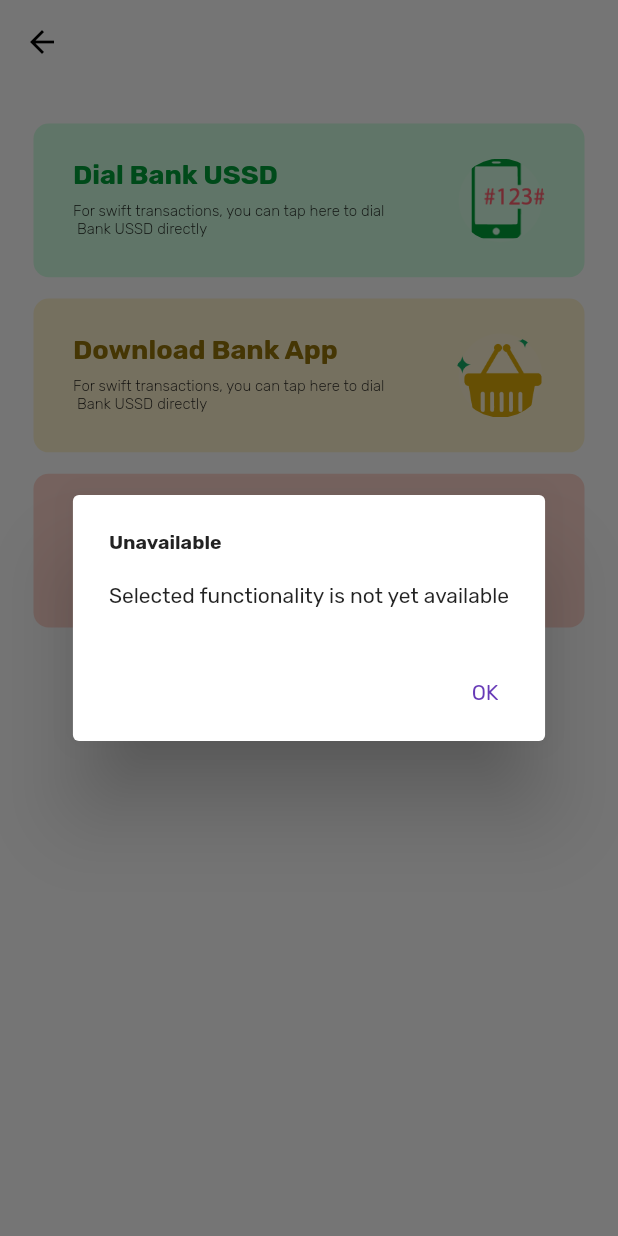
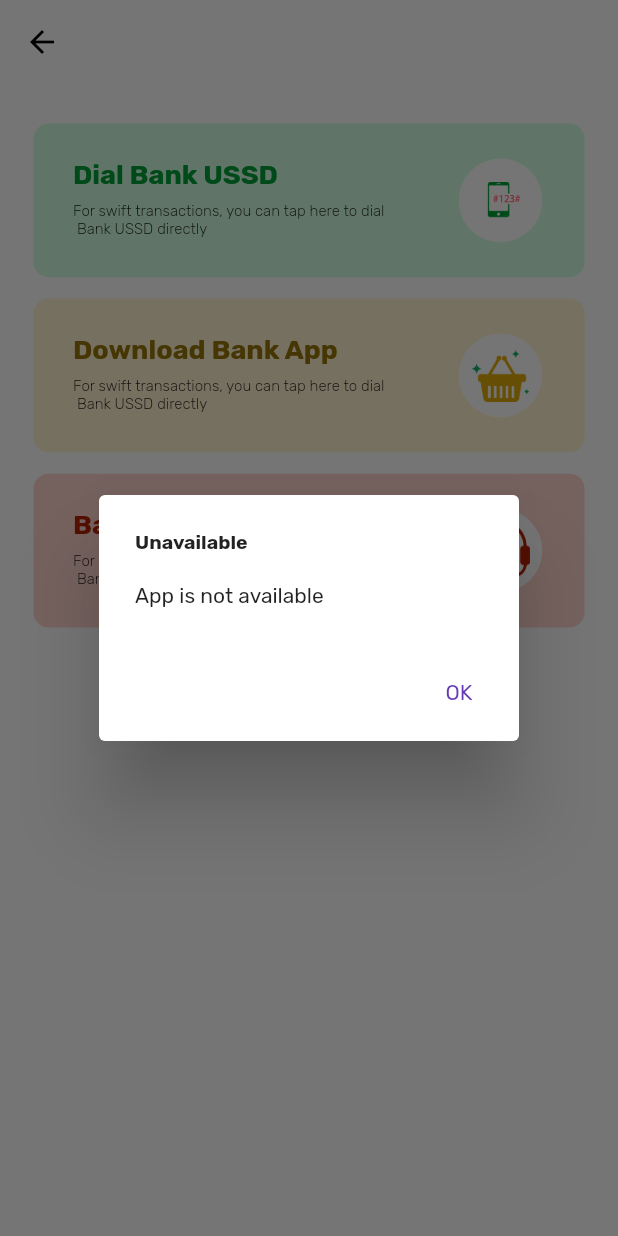
Before and after one commit to aosunlana/bankode, a Flutter app: the BankInfo screen opened directly with empty values, after a tap on "Download Bank App", on a phone screen of 412 x 824 dp. Run offline on Flutter 3.47's test engine with Material 2 defaults, Android fonts, the phone set to English and light mode, and no system bars; our stand-ins replace bloc, camera, equatable, flutter_bloc, flutter_screenutil, flutter_svg and 5 more; accounts and stored records are empty.

Commit message:
download bank app added

```diff
--- /dev/null
+++ b/lib/enums/enums.dart
@@ -0,0 +1,42 @@
+enum Bank {
+  AccessBank,
+  AccessDiamond,
+  AlatByWema,
+  AsoSavings,
+  BowenBank,
+  CEMCSBank,
+  CitiBank,
+  EcoBank,
+  EkondoBank,
+  FidelityBank,
+  FirstBank,
+  FCMB,
+  GlobusBank,
+  Gtbank,
+  HasalBank,
+  HeritageBank,
+  JaizBank,
+  KeystoneBank,
+  KudaBank,
+  OneFinance,
+  Paga,
+  ParallexBank,
+  Paycom,
+  PolarisBank,
+  ProvidusBank,
+  RubiesMFB,
+  SparkleBank,
+  StambicIBTC,
+  StandardCharteredBank,
+  SterlingBank,
+  SunTrustBank,
+  TAJBank,
+  TCFMFB,
+  TitanTrustBank,
+  UnionBank,
+  UBA,
+  UnityBank,
+  VFD,
+  WemaBank,
+  ZenithBank
+}
--- a/lib/presentation/screens/bank_view/bank_view.dart
+++ b/lib/presentation/screens/bank_view/bank_view.dart
@@ -1,6 +1,7 @@
 import 'package:bankode/cubit/bank_cubit.dart';
 import 'package:bankode/data/models/banks.dart';
 import 'package:bankode/data/services/utility_services/calls_service.dart';
+import 'package:bankode/enums/enums.dart';
 import 'package:bankode/presentation/screens/bank_view/widget/info_container.dart';
 import 'package:flutter/material.dart';
 import 'package:flutter_bloc/flutter_bloc.dart';
@@ -55,30 +56,7 @@ class _BankInfoState extends State<BankInfo> {
               ),
               BankInfoContainer(
                 onTap: () {
-                  showDialog<String>(
-                    context: context,
-                    builder: (BuildContext context) => AlertDialog(
-                      title: const Text(
-                        'Unavailable',
-                        style: TextStyle(
-                            fontWeight: FontWeight.w700, fontSize: 13),
-                      ),
-                      content: const Text(
-                        'Selected functionality is not yet available',
-                        style: TextStyle(fontSize: 14),
-                      ),
-                      actions: <Widget>[
-                        TextButton(
-                          onPressed: () => Navigator.pop(context, 'OK'),
-                          child: const Text(
-                            'OK',
-                            style: TextStyle(
-                                fontWeight: FontWeight.w400, fontSize: 14),
-                          ),
-                        ),
-                      ],
-                    ),
-                  );
+                  triggerStore(widget.bank.name.toLowerCase(), context);
                 },
                 infoTitle: 'Download Bank App',
                 infoSubtitle:
@@ -135,3 +113,142 @@ class _BankInfoState extends State<BankInfo> {
     );
   }
 }
+
+void triggerStore(String name, BuildContext context) {
+  switch (name) {
+    case "access bank":
+      NigerianBankCubit.launchStore(Bank.AccessBank);
+      break;
+    case "access bank (diamond)":
+      NigerianBankCubit.launchStore(Bank.AccessDiamond);
+      break;
+    case "alat by wema":
+      NigerianBankCubit.launchStore(Bank.AlatByWema);
+      break;
+    case "cemcs microfinance bank":
+      NigerianBankCubit.launchStore(Bank.CEMCSBank);
+      break;
+    case "citibank nigeria":
+      NigerianBankCubit.launchStore(Bank.CitiBank);
+      break;
+    case "ecobank nigeria":
+      NigerianBankCubit.launchStore(Bank.EcoBank);
+      break;
+    case "ekondo microfinance bank":
+      NigerianBankCubit.launchStore(Bank.EkondoBank);
+      break;
+    case "fidelity bank":
+      NigerianBankCubit.launchStore(Bank.FidelityBank);
+      break;
+    case "first bank of nigeria":
+      NigerianBankCubit.launchStore(Bank.FirstBank);
+      break;
+    case "first city monument bank":
+      NigerianBankCubit.launchStore(Bank.FCMB);
+      break;
+    case "globus bank":
+      NigerianBankCubit.launchStore(Bank.GlobusBank);
+      break;
+    case "guaranty trust bank":
+      NigerianBankCubit.launchStore(Bank.Gtbank);
+      break;
+    case "hasal microfinance bank":
+      NigerianBankCubit.launchStore(Bank.HasalBank);
+      break;
+    case "heritage bank":
+      NigerianBankCubit.launchStore(Bank.HeritageBank);
+      break;
+    case "jaiz bank":
+      NigerianBankCubit.launchStore(Bank.JaizBank);
+      break;
+    case "keystone bank":
+      NigerianBankCubit.launchStore(Bank.KeystoneBank);
+      break;
+    case "kuda bank":
+      NigerianBankCubit.launchStore(Bank.KudaBank);
+      break;
+    case "one finance":
+      NigerianBankCubit.launchStore(Bank.OneFinance);
+      break;
+    case "paga":
+      NigerianBankCubit.launchStore(Bank.Paga);
+      break;
+    case "parallex bank":
+      NigerianBankCubit.launchStore(Bank.ParallexBank);
+      break;
+    case "paycom":
+      NigerianBankCubit.launchStore(Bank.Paycom);
+      break;
+    case "polaris bank":
+      NigerianBankCubit.launchStore(Bank.PolarisBank);
+      break;
+    case "providus bank":
+      NigerianBankCubit.launchStore(Bank.ProvidusBank);
+      break;
+    case "sparkle microfinance bank":
+      NigerianBankCubit.launchStore(Bank.SparkleBank);
+      break;
+    case "stanbic ibtc bank":
+      NigerianBankCubit.launchStore(Bank.StambicIBTC);
+      break;
+    case "standard chartered bank":
+      NigerianBankCubit.launchStore(Bank.StandardCharteredBank);
+      break;
+    case "sterling bank":
+      NigerianBankCubit.launchStore(Bank.SterlingBank);
+      break;
+    case "suntrust bank":
+      NigerianBankCubit.launchStore(Bank.SunTrustBank);
+      break;
+    case "taj bank":
+      NigerianBankCubit.launchStore(Bank.TAJBank);
+      break;
+    case "tcf mfb":
+      NigerianBankCubit.launchStore(Bank.TCFMFB);
+      break;
+    case "titan trust bank":
+      NigerianBankCubit.launchStore(Bank.TitanTrustBank);
+      break;
+    case "union bank of nigeria":
+      NigerianBankCubit.launchStore(Bank.UnionBank);
+      break;
+    case "united bank of africa":
+      NigerianBankCubit.launchStore(Bank.UBA);
+      break;
+    case "unity bank":
+      NigerianBankCubit.launchStore(Bank.UnityBank);
+      break;
+    case "vfd":
+      NigerianBankCubit.launchStore(Bank.VFD);
+      break;
+    case "wema bank":
+      NigerianBankCubit.launchStore(Bank.WemaBank);
+      break;
+    case "zenith bank":
+      NigerianBankCubit.launchStore(Bank.ZenithBank);
+      break;
+    default:
+      showDialog<String>(
+        context: context,
+        builder: (BuildContext context) => AlertDialog(
+          title: const Text(
+            'Unavailable',
+            style: TextStyle(fontWeight: FontWeight.w700, fontSize: 13),
+          ),
+          content: const Text(
+            'App is not available',
+            style: TextStyle(fontSize: 14),
+          ),
+          actions: <Widget>[
+            TextButton(
+              onPressed: () => Navigator.pop(context, 'OK'),
+              child: const Text(
+                'OK',
+                style: TextStyle(fontWeight: FontWeight.w400, fontSize: 14),
+              ),
+            ),
+          ],
+        ),
+      );
+  }
+}
--- a/lib/presentation/screens/bank_view/widget/info_container.dart
+++ b/lib/presentation/screens/bank_view/widget/info_container.dart
@@ -60,10 +60,12 @@ class BankInfoContainer extends StatelessWidget {
                   shape: BoxShape.circle,
                   color: Colors.white.withOpacity(0.12),
                 ),
-                child: ClipOval(
+                child: CircleAvatar(
+                  backgroundColor: Colors.white,
                   child: Image.asset(
                     infoImage,
                     fit: BoxFit.cover,
+                    width: 36.w,
                   ),
                 ),
               ),
--- a/lib/presentation/screens/splash_screen.dart
+++ b/lib/presentation/screens/splash_screen.dart
@@ -56,7 +56,7 @@ class _SplashScreenState extends State<SplashScreen> {
                   child: const Image(
                       image: AssetImage('assets/images/bankode-text.png')))),
           SizedBox(height: 272.h),
-          Center(child: Text('Version 1.0.3'))
+          Center(child: Text('Version 1.0.5'))
         ],
       ),
     );
--- a/pubspec.yaml
+++ b/pubspec.yaml
@@ -15,7 +15,7 @@ publish_to: 'none' # Remove this line if you wish to publish to pub.dev
 # In iOS, build-name is used as CFBundleShortVersionString while build-number used as CFBundleVersion.
 # Read more about iOS versioning at
 # https://developer.apple.com/library/archive/documentation/General/Reference/InfoPlistKeyReference/Articles/CoreFoundationKeys.html
-version: 1.0.1+4
+version: 1.0.1+5
 
 environment:
   sdk: ">=2.15.0 <3.0.0"
```
Also changed, not shown: lib/cubit/bank_cubit.dart (+214 -1 lines), lib/sample/bin.dart (added, +119 -0 lines), pubspec.lock, 2 other files.
